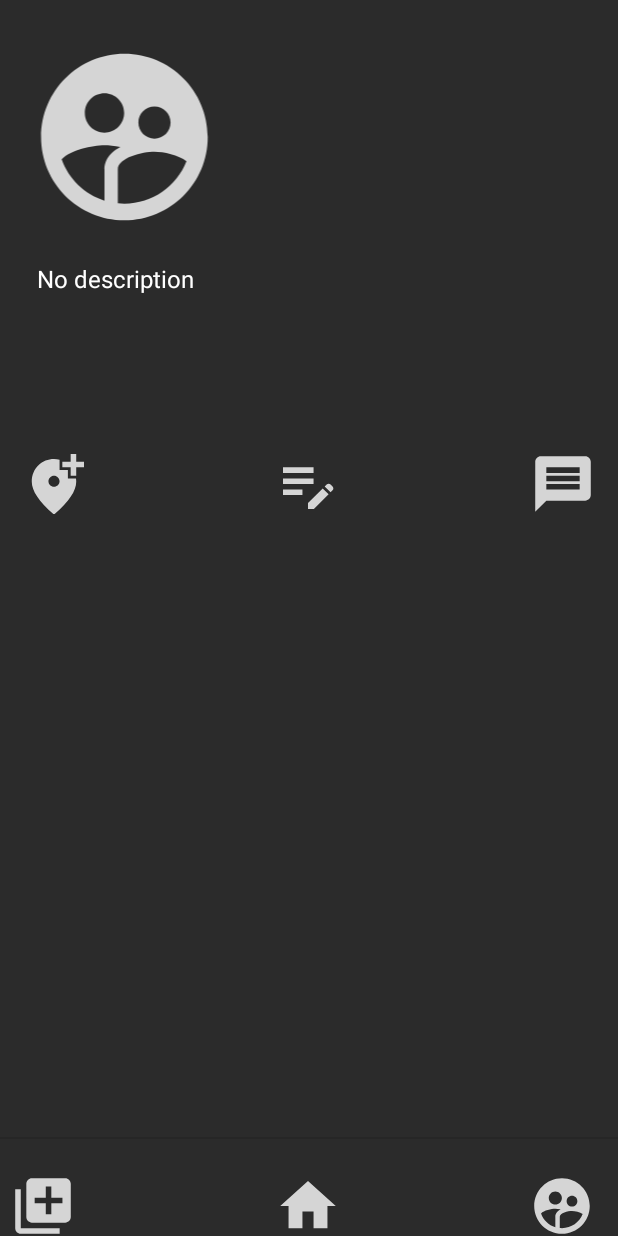
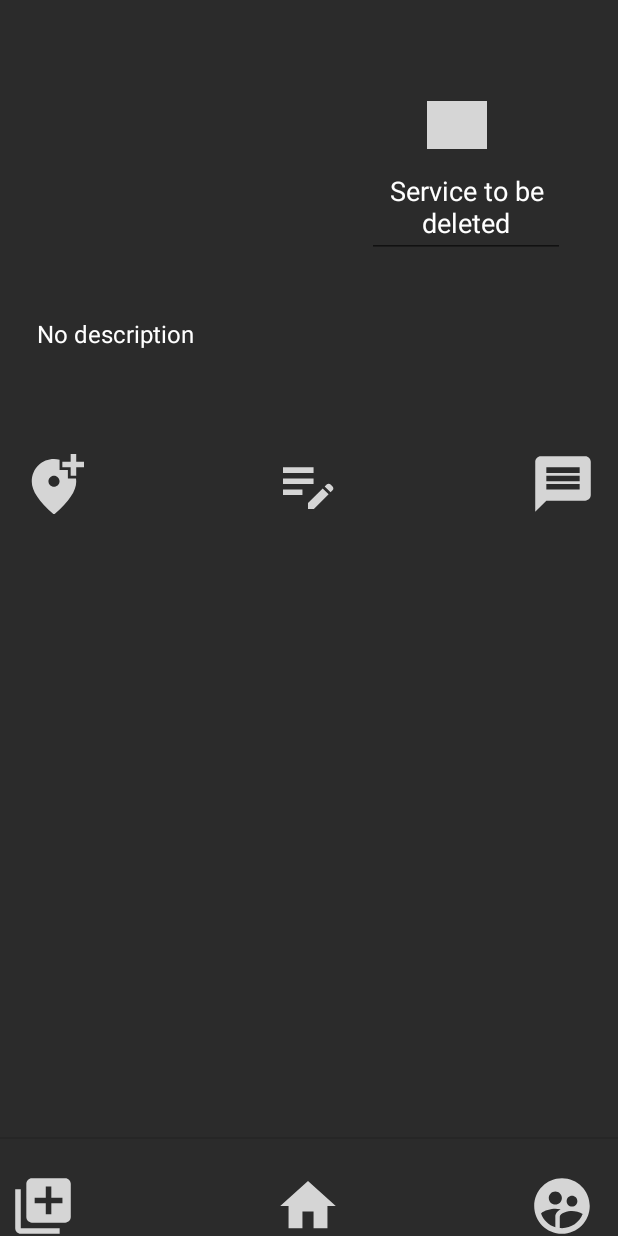
Before and after one commit to Liubzzz/iJobs, an Android app built with Jetpack Compose: the UserProfileActivity screen opened directly, with no data from a screen before it, on a phone screen of 412 x 824 dp. Run offline under Robolectric (Android 15) with nearby library versions, the phone set to English and light mode, and no system bars; our stand-ins replace Firebase (no records; nobody signed in at launch, a user with empty details on screens opened directly); grey boxes are pictures that could not be loaded.

Commit message:
merge si delete service

```diff
--- a/app/src/main/java/com/example/ijobs/ui/UserProfileActivity.kt
+++ b/app/src/main/java/com/example/ijobs/ui/UserProfileActivity.kt
@@ -5,14 +5,20 @@ import android.content.Intent
 import android.graphics.BitmapFactory
 import android.net.Uri
 import android.os.Bundle
+import android.util.Log
+import android.widget.EditText
 import android.widget.ImageView
 import android.widget.TextView
+import android.widget.Toast
 import androidx.activity.ComponentActivity
 import androidx.recyclerview.widget.LinearLayoutManager
 import androidx.recyclerview.widget.RecyclerView
 import com.example.ijobs.ui.EditProfileDescription
 import com.example.ijobs.ui.ProfileCharacteristics
+import com.example.ijobs.ui.ServiceCharacteristics
 import com.google.firebase.database.*
+import com.google.firebase.database.ktx.database
+import com.google.firebase.ktx.Firebase
 import java.net.URL
 
 
@@ -22,6 +28,10 @@ class UserProfileActivity : ComponentActivity() {
     private lateinit var  databasedescritpion : DatabaseReference
     private lateinit var serviceRecycerView: RecyclerView
     private lateinit var serviceArrayList:ArrayList<Services>
+
+    private var databaseReference: DatabaseReference? = null
+    private var firebaseDatabase: FirebaseDatabase? = null
+
 
     override fun onCreate(savedInstanceState: Bundle?) {
         super.onCreate(savedInstanceState)
@@ -35,11 +45,18 @@ class UserProfileActivity : ComponentActivity() {
         var sendlocation = findViewById<ImageView>(R.id.id_location)
         var btn_home = findViewById(R.id.btn_home) as ImageView
         var btn_profile = findViewById<ImageView>(R.id.btn_profile)
+
         var btn_add = findViewById(R.id.btn_add) as ImageView
+        var servicetobedeleted= findViewById<EditText>(R.id.serviceToBeDeleted)
+        var btn_delete_service=findViewById<ImageView>(R.id.delete_service)
+
 
         showname.setText(ProfileCharacteristics.getUsername())
         showmail.setText(ProfileCharacteristics.getEmail())
 
+        database = Firebase.database.reference
+
+        firebaseDatabase = FirebaseDatabase.getInstance()
 
         databasedescritpion = FirebaseDatabase.getInstance().getReference("users").child(ProfileCharacteristics.getKey().toString()).child("DescriptionProfile")
         databasedescritpion.addListenerForSingleValueEvent(object : ValueEventListener{
@@ -54,6 +71,9 @@ class UserProfileActivity : ComponentActivity() {
             }
 
         })
+
+
+
 
         btneditdescription.setOnClickListener{
             val intent = Intent(this,EditProfileDescription::class.java)
@@ -83,6 +103,60 @@ class UserProfileActivity : ComponentActivity() {
             val intent = Intent(this,AddAnnouncementActivity::class.java)
             startActivity(intent)
         }
+
+
+
+
+        btn_delete_service.setOnClickListener {
+            var serviceTitle= servicetobedeleted.text.toString()
+            if(serviceTitle.isNotEmpty()){
+
+
+
+
+
+
+
+
+                databaseReference = firebaseDatabase?.getReference("services")
+
+
+                databaseReference?.addListenerForSingleValueEvent(object : ValueEventListener {
+                    override fun onDataChange(snapshot: DataSnapshot) {
+                        for (ds in snapshot.children) {
+
+                            val id = ds.key.toString()
+                            val jobTitle = ds.child("serviceTitle").value.toString()
+
+
+
+                            if(serviceTitle==jobTitle)
+                                ServiceCharacteristics.setKey(id)
+                        }
+
+                    }
+
+                    override fun onCancelled(error: DatabaseError) {
+                        Log.e("ooooo", "onCancelled: ${error.toException()}")
+                    }
+                })
+                servicetobedeleted.text.clear()
+
+                deleteService()
+            }
+
+
+            else
+                Toast.makeText(this, "Enter a service you want to delete", Toast.LENGTH_LONG).show()
+
+        }
+
+
+
+
+
+
+
 
 
         serviceRecycerView=findViewById(R.id.my_serviceList)
@@ -129,6 +203,31 @@ class UserProfileActivity : ComponentActivity() {
         } )
     }
 
+    fun deleteService() {
+
+
+
+
+
+
+        database = FirebaseDatabase.getInstance().getReference("services")
+        database.child(ServiceCharacteristics.getKey().toString()).removeValue().addOnSuccessListener {
+
+
+            Toast.makeText(this, "Service deleted", Toast.LENGTH_LONG).show()
+        }
+            .addOnFailureListener {
+                Toast.makeText(this, "Failed", Toast.LENGTH_LONG).show()
+
+            }
+
+
+
+
+    }
+
+
+
     override fun onBackPressed() {
         val intent = Intent(this,MainActivity::class.java)
         startActivity(intent)
--- a/app/src/main/res/layout/user_page.xml
+++ b/app/src/main/res/layout/user_page.xml
@@ -18,25 +18,25 @@
         android:textSize="20sp"
         app:layout_constraintBottom_toBottomOf="parent"
         app:layout_constraintEnd_toEndOf="parent"
-        app:layout_constraintHorizontal_bias="0.887"
+        app:layout_constraintHorizontal_bias="0.074"
         app:layout_constraintStart_toStartOf="parent"
         app:layout_constraintTop_toTopOf="parent"
-        app:layout_constraintVertical_bias="0.145" />
+        app:layout_constraintVertical_bias="0.114" />
 
     <TextView
         android:id="@+id/id_test2"
-        android:layout_width="211dp"
-        android:layout_height="40dp"
+        android:layout_width="320dp"
+        android:layout_height="30dp"
         android:text="TextView"
         android:textAlignment="center"
         android:textColor="#FFFFFF"
         android:textSize="20sp"
         app:layout_constraintBottom_toBottomOf="parent"
         app:layout_constraintEnd_toEndOf="parent"
-        app:layout_constraintHorizontal_bias="0.925"
+        app:layout_constraintHorizontal_bias="0.045"
         app:layout_constraintStart_toStartOf="parent"
         app:layout_constraintTop_toTopOf="parent"
-        app:layout_constraintVertical_bias="0.049" />
+        app:layout_constraintVertical_bias="0.023" />
 
     <ImageView
         android:id="@+id/id_message"
@@ -68,7 +68,7 @@
         android:layout_height="396dp"
         app:layout_constraintBottom_toBottomOf="parent"
         app:layout_constraintEnd_toEndOf="parent"
-        app:layout_constraintHorizontal_bias="0.473"
+        app:layout_constraintHorizontal_bias="0.0"
         app:layout_constraintStart_toStartOf="parent"
         app:layout_constraintTop_toTopOf="parent"
         app:layout_constraintVertical_bias="0.8"
@@ -77,7 +77,7 @@
     <TextView
         android:id="@+id/id_desctiption_profile"
         android:layout_width="363dp"
-        android:layout_height="85dp"
+        android:layout_height="62dp"
         android:text="TextView"
         android:textColor="#FFFFFF"
         android:textSize="16sp"
@@ -85,7 +85,7 @@
         app:layout_constraintEnd_toEndOf="parent"
         app:layout_constraintStart_toStartOf="parent"
         app:layout_constraintTop_toBottomOf="@+id/id_test1"
-        app:layout_constraintVertical_bias="0.208" />
+        app:layout_constraintVertical_bias="0.545" />
 
     <ImageView
         android:id="@+id/btn_edit_profile_description"
@@ -98,18 +98,6 @@
         app:layout_constraintStart_toEndOf="@+id/id_location"
         app:layout_constraintTop_toBottomOf="@+id/id_desctiption_profile"
         app:layout_constraintVertical_bias="1.0" />
-
-    <ImageView
-        android:id="@+id/profile_photo_upload"
-        android:layout_width="135dp"
-        android:layout_height="120dp"
-        android:src="@drawable/profile_btn_image"
-        app:layout_constraintBottom_toTopOf="@+id/id_desctiption_profile"
-        app:layout_constraintEnd_toStartOf="@+id/id_test2"
-        app:layout_constraintHorizontal_bias="0.313"
-        app:layout_constraintStart_toStartOf="parent"
-        app:layout_constraintTop_toTopOf="parent"
-        app:layout_constraintVertical_bias="0.571" />
 
     <View
         android:id="@+id/divider"
@@ -160,4 +148,30 @@
         app:layout_constraintTop_toBottomOf="@+id/my_serviceList"
         app:layout_constraintVertical_bias="1.0" />
 
+    <EditText
+        android:id="@+id/serviceToBeDeleted"
+        android:layout_width="132dp"
+        android:layout_height="67dp"
+        android:hint="Service to be deleted"
+        android:textAlignment="center"
+        android:textColorHint="#FFFFFF"
+        app:layout_constraintBottom_toBottomOf="parent"
+        app:layout_constraintEnd_toEndOf="parent"
+        app:layout_constraintHorizontal_bias="0.874"
+        app:layout_constraintStart_toStartOf="parent"
+        app:layout_constraintTop_toTopOf="parent"
+        app:layout_constraintVertical_bias="0.138" />
+
+    <ImageView
+        android:id="@+id/delete_service"
+        android:layout_width="40dp"
+        android:layout_height="32dp"
+        android:src="@drawable/delete_service"
+        app:layout_constraintBottom_toBottomOf="parent"
+        app:layout_constraintEnd_toEndOf="parent"
+        app:layout_constraintHorizontal_bias="0.765"
+        app:layout_constraintStart_toStartOf="parent"
+        app:layout_constraintTop_toTopOf="parent"
+        app:layout_constraintVertical_bias="0.085" />
+
 </androidx.constraintlayout.widget.ConstraintLayout>
--- a/build.gradle
+++ b/build.gradle
@@ -7,7 +7,7 @@ buildscript {
     }
 }// Top-level build file where you can add configuration options common to all sub-projects/modules.
 plugins {
-    id 'com.android.application' version '7.2.2' apply false
-    id 'com.android.library' version '7.2.2' apply false
+    id 'com.android.application' version '7.3.1' apply false
+    id 'com.android.library' version '7.3.1' apply false
     id 'org.jetbrains.kotlin.android' version '1.6.10' apply false
 }
```
Also changed, not shown: app/src/debug/res/drawable-anydpi/delete_service.xml (added, +11 -0 lines), app/src/debug/res/drawable-anydpi/edit_profile_picture.xml (added, +11 -0 lines), app/src/debug/res/drawable-anydpi/gallery.xml (added, +14 -0 lines), app/src/main/java/com/example/ijobs/ui/AddAnnouncementActivity.kt (+12 -1 lines), app/src/main/java/com/example/ijobs/ui/ServiceCharacteristics.kt (added, +26 -0 lines), app/src/debug/res/drawable-hdpi/delete_service.png (added), app/src/debug/res/drawable-hdpi/edit_profile_picture.png (added), app/src/debug/res/drawable-hdpi/gallery.png (added), app/src/debug/res/drawable-mdpi/delete_service.png (added), app/src/debug/res/drawable-mdpi/edit_profile_picture.png (added), app/src/debug/res/drawable-mdpi/gallery.png (added), app/src/debug/res/drawable-xhdpi/delete_service.png (added), app/src/debug/res/drawable-xhdpi/edit_profile_picture.png (added), app/src/debug/res/drawable-xhdpi/gallery.png (added), 3 more files.
